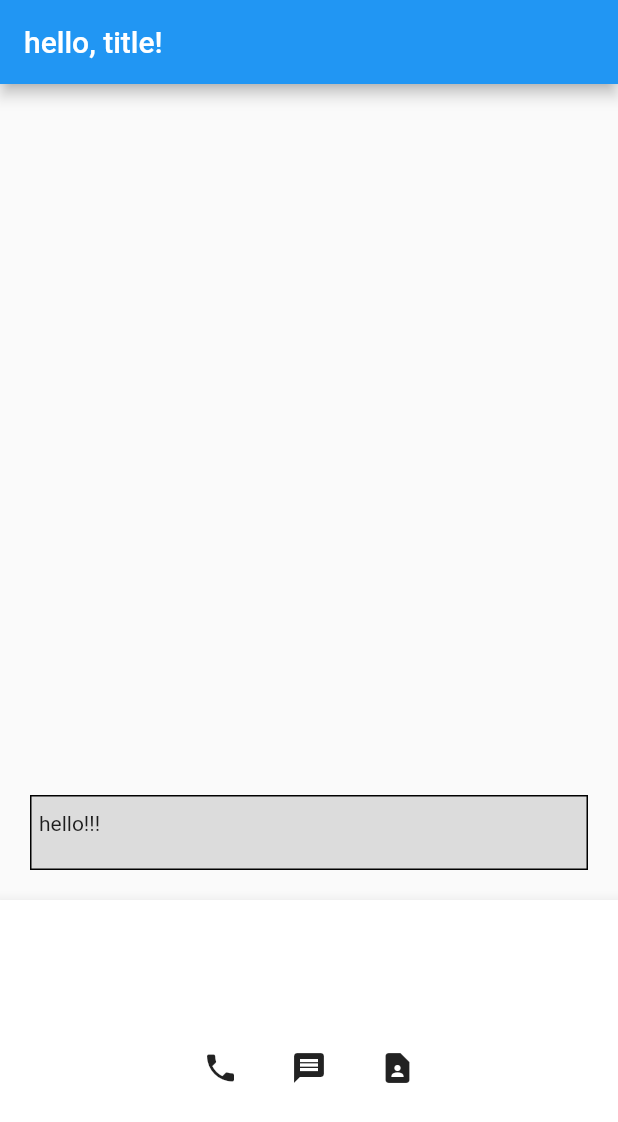
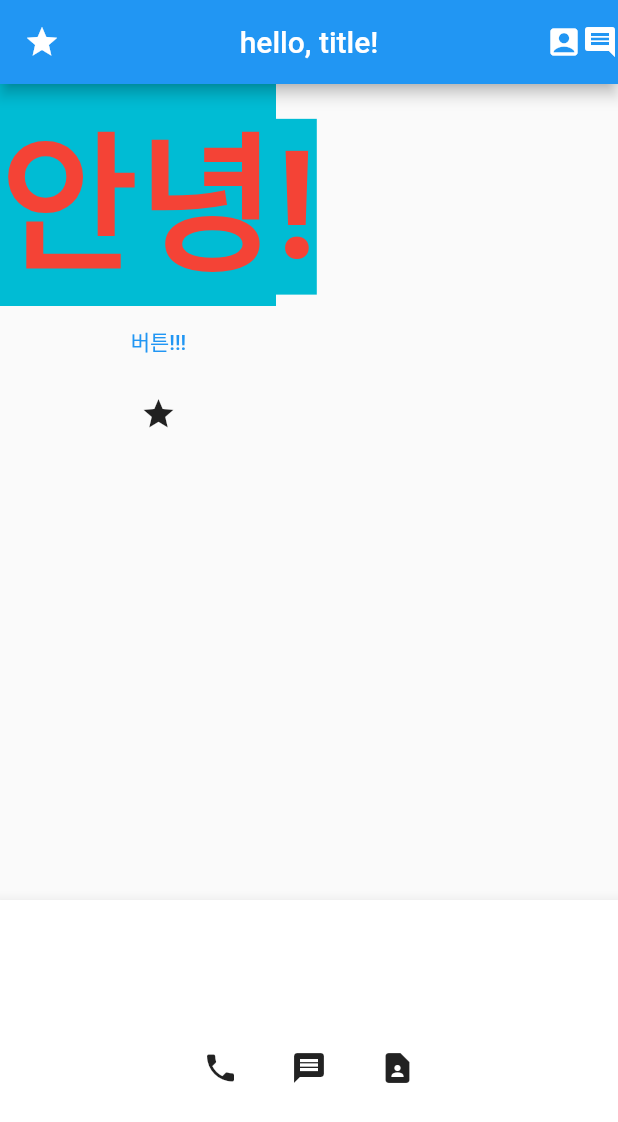
Before and after one commit to ChoiWheatley/flutter_tutorial, a Flutter app: the screen it shows after launch, on a phone screen of 412 x 824 dp. Shown: the top 1122 px of the screen. Run offline on Flutter 3.47's test engine with Material 2 defaults, Android fonts, the phone set to English and light mode, and no system bars; Roboto replaces fonts that are missing (D2Coding).

Commit message:
appbar, text style

```diff
--- a/lib/main.dart
+++ b/lib/main.dart
@@ -20,19 +20,32 @@ class MyApp extends StatelessWidget {
       // )
       home: Scaffold(
         appBar: AppBar(
-          centerTitle: false,
-          title: Text("hello, title!")
+          centerTitle: true,
+          title: Text("hello, title!"),
+          leading: Icon(Icons.star),
+          actions: [
+            Icon(Icons.account_box),
+            Icon(Icons.comment),
+          ],
         ),
-        body: Align(
-          alignment: Alignment.bottomCenter,
-          child: Container(
-            child: Text('hello!!!'),
-            width: double.infinity, height: 50, margin: EdgeInsets.all(20),
-            padding: EdgeInsets.fromLTRB(5, 10, 5, 10),
-            decoration: BoxDecoration(
-              border: Border.all(color: Colors.black),
-              color: Colors.black12,
-            ),
+        body: SizedBox(
+          child: Column(
+            children: [
+              const Text('안녕!',
+                style: TextStyle(
+                  color: Colors.red,
+                  backgroundColor: Colors.cyan,
+                  fontFamily: "D2Coding",
+                  fontWeight: FontWeight.w700,
+                  fontSize: 100,
+                ),
+              ),
+              TextButton(
+                child: Text('버튼!!!'),
+                onPressed: (){},
+              ),
+              IconButton(onPressed: (){}, icon: Icon(Icons.star))
+            ],
           ),
         ),
         bottomNavigationBar: BottomAppBar(
```
